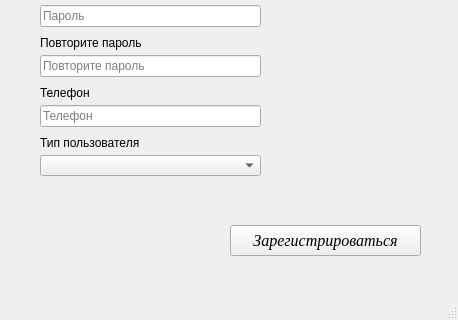
Above: register.ui from sarmatt3/project before the change; both pictures show x 0 to 458 and y 155 to 475 of the 458 by 475 pixel window. Below: the same form after it.
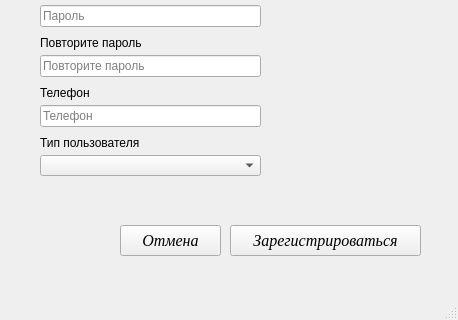
That is the form after the change.

```diff
--- a/register.ui
+++ b/register.ui
@@ -241,6 +241,47 @@
       </rect>
      </property>
     </widget>
+    <widget class="QPushButton" name="pushButton_2">
+     <property name="geometry">
+      <rect>
+       <x>100</x>
+       <y>360</y>
+       <width>101</width>
+       <height>31</height>
+      </rect>
+     </property>
+     <property name="font">
+      <font>
+       <family>Times New Roman</family>
+       <pointsize>12</pointsize>
+       <italic>true</italic>
+       <stylestrategy>PreferAntialias</stylestrategy>
+       <hintingpreference>PreferFullHinting</hintingpreference>
+      </font>
+     </property>
+     <property name="mouseTracking">
+      <bool>false</bool>
+     </property>
+     <property name="inputMethodHints">
+      <set>Qt::InputMethodHint::ImhNone</set>
+     </property>
+     <property name="text">
+      <string>Отмена</string>
+     </property>
+    </widget>
+    <widget class="QLabel" name="label_7">
+     <property name="geometry">
+      <rect>
+       <x>20</x>
+       <y>320</y>
+       <width>49</width>
+       <height>16</height>
+      </rect>
+     </property>
+     <property name="text">
+      <string/>
+     </property>
+    </widget>
    </widget>
   </widget>
   <widget class="QMenuBar" name="menubar">
```
Left out of the diff: 2 changed lines with no effect on the pictures.
